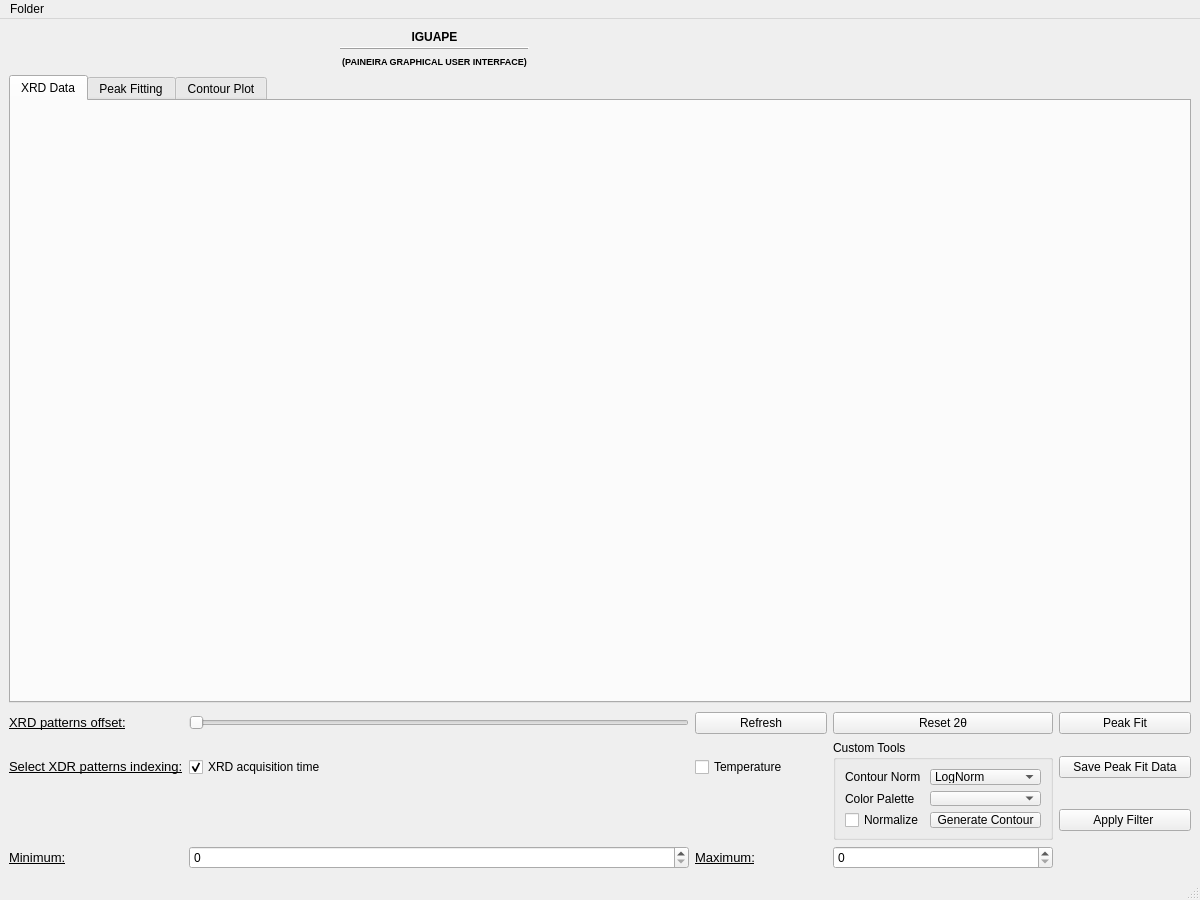
First picture: the form in Iguape/GUI/iguape_gui.ui, repository cnpem/iguape, before the edit.
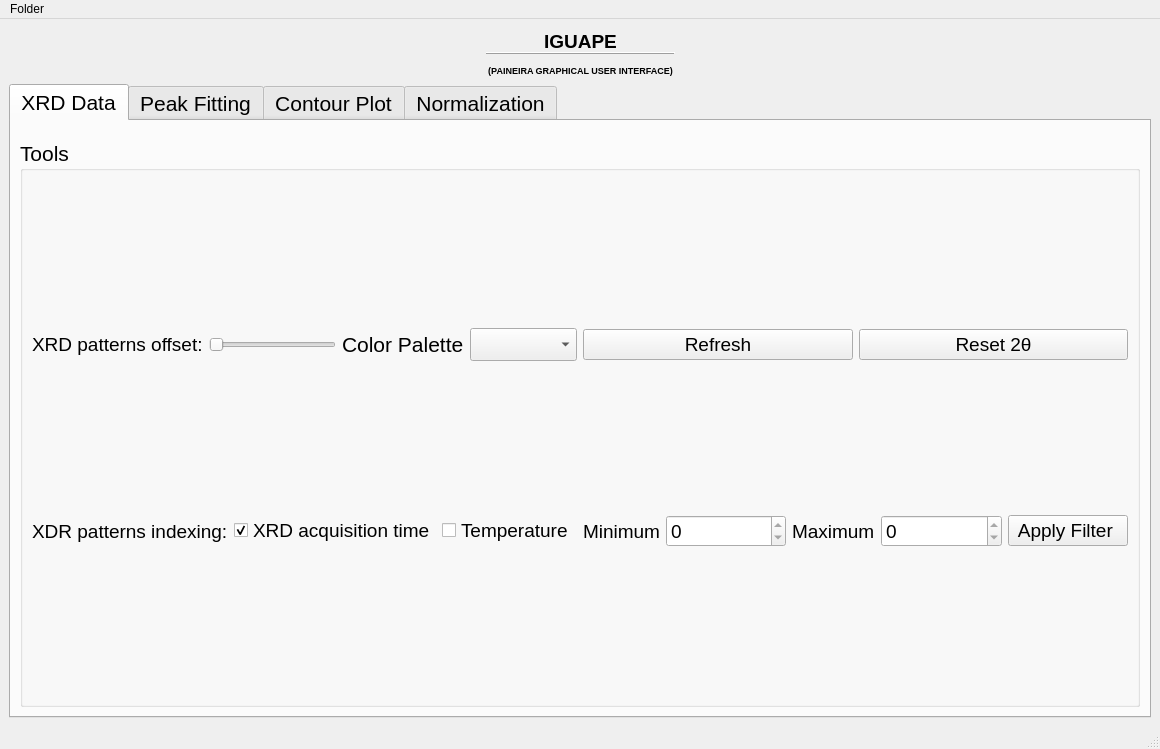
Second picture: the form after the edit. Icons and pictures are not drawn.

Commit message: Normalization Imolementation and Export Figure feature

What changed in the file:
```diff
--- a/Iguape/GUI/iguape_gui.ui
+++ b/Iguape/GUI/iguape_gui.ui
@@ -6,8 +6,8 @@
    <rect>
     <x>0</x>
     <y>0</y>
-    <width>1200</width>
-    <height>900</height>
+    <width>1160</width>
+    <height>749</height>
    </rect>
   </property>
   <property name="windowTitle">
@@ -15,7 +15,7 @@
   </property>
   <property name="windowIcon">
    <iconset>
-    <normaloff>Icons/Logo_IGUAPE.png</normaloff>Icons/Logo_IGUAPE.png</iconset>
+    <normaloff>../../../.designer/backup/Icons/Logo_IGUAPE.png</normaloff>../../../.designer/backup/Icons/Logo_IGUAPE.png</iconset>
   </property>
   <property name="styleSheet">
    <string notr="true"/>
@@ -34,11 +34,52 @@
             <height>50</height>
            </size>
           </property>
+          <property name="cursor">
+           <cursorShape>PointingHandCursor</cursorShape>
+          </property>
           <property name="text">
            <string/>
           </property>
           <property name="pixmap">
-           <pixmap>Icons/CNPEM-logo-colorido-2023_resize.png</pixmap>
+           <pixmap>../Icons/CNPEM-logo-colorido-2023_resize.png</pixmap>
+          </property>
+          <property name="openExternalLinks">
+           <bool>true</bool>
+          </property>
+         </widget>
+        </item>
+        <item>
+         <spacer name="horizontalSpacer_10">
+          <property name="orientation">
+           <enum>Qt::Horizontal</enum>
+          </property>
+          <property name="sizeHint" stdset="0">
+           <size>
+            <width>40</width>
+            <height>20</height>
+           </size>
+          </property>
+         </spacer>
+        </item>
+        <item>
+         <widget class="QLabel" name="iguape_logo">
+          <property name="maximumSize">
+           <size>
+            <width>100</width>
+            <height>70</height>
+           </size>
+          </property>
+          <property name="cursor">
+           <cursorShape>PointingHandCursor</cursorShape>
+          </property>
+          <property name="text">
+           <string/>
+          </property>
+          <property name="pixmap">
+           <pixmap>../Icons/Logo_IGUAPE_resized.png</pixmap>
+          </property>
+          <property name="openExternalLinks">
+           <bool>true</bool>
           </property>
          </widget>
         </item>
@@ -69,6 +110,11 @@
             <height>50</height>
            </size>
           </property>
+          <property name="font">
+           <font>
+            <pointsize>14</pointsize>
+           </font>
+          </property>
           <property name="frameShape">
            <enum>QFrame::HLine</enum>
           </property>
@@ -107,11 +153,14 @@
             <height>50</height>
            </size>
           </property>
+          <property name="cursor">
+           <cursorShape>PointingHandCursor</cursorShape>
+          </property>
           <property name="text">
            <string/>
           </property>
           <property name="pixmap">
-           <pixmap>Icons/LNLS_logo_resize.png</pixmap>
+           <pixmap>../Icons/LNLS_logo_resize.png</pixmap>
           </property>
           <property name="alignment">
            <set>Qt::AlignCenter</set>
@@ -132,18 +181,18 @@
          </spacer>
         </item>
         <item>
-         <widget class="QLabel" name="paineir_logo">
+         <widget class="QLabel" name="paineira_logo">
           <property name="maximumSize">
            <size>
             <width>70</width>
             <height>100</height>
            </size>
           </property>
-          <property name="text">
-           <string/>
+          <property name="cursor">
+           <cursorShape>PointingHandCursor</cursorShape>
           </property>
           <property name="pixmap">
-           <pixmap>Icons/Paineira_resize.png</pixmap>
+           <pixmap>../Icons/Paineira_resize.png</pixmap>
           </property>
           <property name="alignment">
            <set>Qt::AlignRight|Qt::AlignTrailing|Qt::AlignVCenter</set>
@@ -160,6 +209,11 @@
           <height>400</height>
          </size>
         </property>
+        <property name="font">
+         <font>
+          <pointsize>16</pointsize>
+         </font>
+        </property>
         <property name="currentIndex">
          <number>0</number>
         </property>
@@ -167,21 +221,17 @@
          <attribute name="title">
           <string>XRD Data</string>
          </attribute>
-        </widget>
-        <widget class="QWidget" name="peak_fit_tab">
-         <attribute name="title">
-          <string>Peak Fitting</string>
-         </attribute>
-        </widget>
-        <widget class="QWidget" name="contour_tab">
-         <attribute name="title">
-          <string>Contour Plot</string>
-         </attribute>
-        </widget>
-       </widget>
-      </item>
-      <item>
-       <spacer name="verticalSpacer">
+         <layout class="QGridLayout" name="gridLayout_4">
+          <item row="0" column="0">
+           <layout class="QVBoxLayout" name="XRD_data_layout"/>
+          </item>
+          <item row="1" column="0">
+           <spacer name="verticalSpacer_2">
+            <property name="font">
+             <font>
+              <pointsize>16</pointsize>
+             </font>
+            </property>
         <property name="orientation">
          <enum>Qt::Vertical</enum>
         </property>
@@ -191,76 +241,43 @@
         <property name="sizeHint" stdset="0">
          <size>
           <width>20</width>
-          <height>3</height>
+              <height>10</height>
          </size>
         </property>
        </spacer>
       </item>
-      <item>
+          <item row="2" column="0">
+           <widget class="QGroupBox" name="groupBox">
+            <property name="font">
+             <font>
+              <pointsize>16</pointsize>
+             </font>
+            </property>
+            <property name="title">
+             <string>Tools</string>
+            </property>
        <layout class="QGridLayout" name="gridLayout">
-        <item row="0" column="3">
-         <widget class="QPushButton" name="reset_button">
-          <property name="minimumSize">
-           <size>
-            <width>0</width>
-            <height>0</height>
-           </size>
-          </property>
-          <property name="maximumSize">
-           <size>
-            <width>16777215</width>
-            <height>16777215</height>
-           </size>
-          </property>
-          <property name="toolTip">
-           <string>Press to reset the 2θ interval to the deafult range</string>
-          </property>
+             <item row="0" column="0">
+              <layout class="QHBoxLayout" name="horizontalLayout_9">
+               <item>
+                <widget class="QLabel" name="offset_label">
+                 <property name="sizePolicy">
+                  <sizepolicy hsizetype="Minimum" vsizetype="Preferred">
+                   <horstretch>0</horstretch>
+                   <verstretch>0</verstretch>
+                  </sizepolicy>
+                 </property>
+                 <property name="font">
+                  <font>
+                   <pointsize>14</pointsize>
+                  </font>
+                 </property>
           <property name="text">
-           <string>Reset 2θ</string>
+                  <string>XRD patterns offset:</string>
           </property>
          </widget>
         </item>
-        <item row="0" column="4">
-         <widget class="QPushButton" name="peak_fit_button">
-          <property name="maximumSize">
-           <size>
-            <width>16777215</width>
-            <height>16777215</height>
-           </size>
-          </property>
-          <property name="toolTip">
-           <string>Press to open the Peak Fit Window</string>
-          </property>
-          <property name="text">
-           <string>Peak Fit</string>
-          </property>
-          <property name="icon">
-           <iconset>
-            <normaloff>Icons/peak_fit_icon.png</normaloff>Icons/peak_fit_icon.png</iconset>
-          </property>
-         </widget>
-        </item>
-        <item row="1" column="0">
-         <widget class="QLabel" name="index_label">
-          <property name="text">
-           <string>&lt;html&gt;&lt;head/&gt;&lt;body&gt;&lt;p&gt;&lt;span style=&quot; font-size:10pt; text-decoration: underline;&quot;&gt;Select XDR patterns indexing:&lt;/span&gt;&lt;/p&gt;&lt;/body&gt;&lt;/html&gt;</string>
-          </property>
-         </widget>
-        </item>
-        <item row="3" column="2">
-         <widget class="QLabel" name="max_filter_label">
-          <property name="maximumSize">
-           <size>
-            <width>16777215</width>
-            <height>16777215</height>
-           </size>
-          </property>
-          <property name="text">
-           <string>&lt;html&gt;&lt;head/&gt;&lt;body&gt;&lt;p&gt;&lt;span style=&quot; font-size:10pt; text-decoration: underline;&quot;&gt;Maximum:&lt;/span&gt;&lt;/p&gt;&lt;/body&gt;&lt;/html&gt;</string>
-          </property>
-         </widget>
-        </item>
-        <item row="0" column="1">
+               <item>
          <widget class="QSlider" name="offset_slider">
           <property name="maximumSize">
            <size>
@@ -268,12 +285,20 @@
             <height>16777215</height>
            </size>
           </property>
+                 <property name="font">
+                  <font>
+                   <pointsize>16</pointsize>
+                  </font>
+                 </property>
           <property name="toolTip">
            <string>Select the XRD patterns offset</string>
           </property>
           <property name="layoutDirection">
            <enum>Qt::LeftToRight</enum>
           </property>
+                 <property name="minimum">
+                  <number>1</number>
+                 </property>
           <property name="orientation">
            <enum>Qt::Horizontal</enum>
           </property>
@@ -285,8 +310,47 @@
           </property>
          </widget>
         </item>
-        <item row="1" column="4">
-         <widget class="QPushButton" name="save_peak_fit_data_button">
+               <item>
+                <widget class="QLabel" name="label_5">
+                 <property name="text">
+                  <string>Color Palette</string>
+                 </property>
+                </widget>
+               </item>
+               <item>
+                <widget class="QComboBox" name="color_pallete_comboBox_2"/>
+               </item>
+              </layout>
+             </item>
+             <item row="0" column="1">
+              <layout class="QHBoxLayout" name="horizontalLayout_6">
+               <item>
+                <widget class="QPushButton" name="refresh_button">
+                 <property name="maximumSize">
+                  <size>
+                   <width>16777215</width>
+                   <height>16777215</height>
+                  </size>
+                 </property>
+                 <property name="font">
+                  <font>
+                   <pointsize>14</pointsize>
+                  </font>
+                 </property>
+                 <property name="toolTip">
+                  <string>Press to refresh the graph with the new XRD patterns</string>
+                 </property>
+                 <property name="text">
+                  <string>Refresh</string>
+                 </property>
+                 <property name="icon">
+                  <iconset>
+                   <normaloff>../../../.designer/backup/Icons/Refresh_Icon.png</normaloff>../../../.designer/backup/Icons/Refresh_Icon.png</iconset>
+                 </property>
+                </widget>
+               </item>
+               <item>
+                <widget class="QPushButton" name="reset_button">
           <property name="minimumSize">
            <size>
             <width>0</width>
@@ -299,94 +363,42 @@
             <height>16777215</height>
            </size>
           </property>
-          <property name="toolTip">
-           <string>Press to save the data as a CSV file</string>
-          </property>
-          <property name="text">
-           <string>Save Peak Fit Data</string>
-          </property>
-          <property name="icon">
-           <iconset>
-            <normaloff>Icons/Save_Icon.png</normaloff>Icons/Save_Icon.png</iconset>
-          </property>
-         </widget>
-        </item>
-        <item row="2" column="4">
-         <widget class="QPushButton" name="filter_button">
-          <property name="maximumSize">
-           <size>
-            <width>16777215</width>
-            <height>16777215</height>
-           </size>
-          </property>
+                 <property name="font">
+                  <font>
+                   <pointsize>14</pointsize>
+                  </font>
+                 </property>
           <property name="toolTip">
-           <string>Press to apply the temperature/measure order range</string>
+                  <string>Press to reset the 2θ interval to the deafult range</string>
           </property>
           <property name="text">
-           <string>Apply Filter </string>
-          </property>
-          <property name="icon">
-           <iconset>
-            <normaloff>Icons/Filter_Icon.png</normaloff>Icons/Filter_Icon.png</iconset>
-          </property>
-         </widget>
-        </item>
-        <item row="3" column="3">
-         <widget class="QDoubleSpinBox" name="max_temp_doubleSpinBox_2">
-          <property name="maximumSize">
-           <size>
-            <width>16777215</width>
-            <height>16777215</height>
-           </size>
-          </property>
-          <property name="frame">
-           <bool>true</bool>
-          </property>
-          <property name="decimals">
-           <number>0</number>
-          </property>
-         </widget>
-        </item>
-        <item row="3" column="1">
-         <widget class="QDoubleSpinBox" name="min_temp_doubleSpinBox">
-          <property name="maximumSize">
-           <size>
-            <width>16777215</width>
-            <height>16777215</height>
-           </size>
-          </property>
-          <property name="decimals">
-           <number>0</number>
-          </property>
-         </widget>
-        </item>
-        <item row="3" column="0">
-         <widget class="QLabel" name="min_filter_label">
-          <property name="maximumSize">
-           <size>
-            <width>16777215</width>
-            <height>16777215</height>
-           </size>
-          </property>
+                  <string>Reset 2θ</string>
+                 </property>
+                </widget>
+               </item>
+              </layout>
+             </item>
+             <item row="1" column="0">
+              <layout class="QHBoxLayout" name="horizontalLayout_7">
+               <item>
+                <widget class="QLabel" name="index_label">
+                 <property name="sizePolicy">
+                  <sizepolicy hsizetype="Minimum" vsizetype="Preferred">
+                   <horstretch>0</horstretch>
+                   <verstretch>0</verstretch>
+                  </sizepolicy>
+                 </property>
+                 <property name="font">
+                  <font>
+                   <pointsize>14</pointsize>
+                  </font>
+                 </property>
           <property name="text">
-           <string>&lt;html&gt;&lt;head/&gt;&lt;body&gt;&lt;p&gt;&lt;span style=&quot; font-size:10pt; text-decoration: underline;&quot;&gt;Minimum:&lt;/span&gt;&lt;/p&gt;&lt;/body&gt;&lt;/html&gt;</string>
+                  <string>XDR patterns indexing:</string>
           </property>
          </widget>
         </item>
-        <item row="1" column="2">
-         <widget class="QCheckBox" name="temperature_checkbox">
-          <property name="maximumSize">
-           <size>
-            <width>16777215</width>
-            <height>16777215</height>
-           </size>
-          </property>
-          <property name="text">
-           <string>Temperature</string>
-          </property>
-         </widget>
-        </item>
-        <item row="1" column="1">
+               <item>
          <widget class="QCheckBox" name="XRD_measure_order_checkbox">
           <property name="maximumSize">
            <size>
@@ -394,6 +406,11 @@
             <height>16777215</height>
            </size>
           </property>
+                 <property name="font">
+                  <font>
+                   <pointsize>14</pointsize>
+                  </font>
+                 </property>
           <property name="text">
            <string>XRD acquisition time</string>
           </property>
@@ -408,15 +425,206 @@
           </property>
          </widget>
         </item>
+               <item>
+                <widget class="QCheckBox" name="temperature_checkbox">
+                 <property name="maximumSize">
+                  <size>
+                   <width>16777215</width>
+                   <height>16777215</height>
+                  </size>
+                 </property>
+                 <property name="font">
+                  <font>
+                   <pointsize>14</pointsize>
+                  </font>
+                 </property>
+                 <property name="text">
+                  <string>Temperature</string>
+                 </property>
+                </widget>
+               </item>
+              </layout>
+             </item>
+             <item row="1" column="1">
+              <layout class="QHBoxLayout" name="horizontalLayout_8">
+               <item>
+                <widget class="QLabel" name="min_filter_label">
+                 <property name="maximumSize">
+                  <size>
+                   <width>16777215</width>
+                   <height>16777215</height>
+                  </size>
+                 </property>
+                 <property name="font">
+                  <font>
+                   <pointsize>14</pointsize>
+                  </font>
+                 </property>
+                 <property name="text">
+                  <string>Minimum</string>
+                 </property>
+                </widget>
+               </item>
+               <item>
+                <widget class="QDoubleSpinBox" name="min_temp_doubleSpinBox">
+                 <property name="sizePolicy">
+                  <sizepolicy hsizetype="Expanding" vsizetype="Fixed">
+                   <horstretch>0</horstretch>
+                   <verstretch>0</verstretch>
+                  </sizepolicy>
+                 </property>
+                 <property name="maximumSize">
+                  <size>
+                   <width>16777215</width>
+                   <height>16777215</height>
+                  </size>
+                 </property>
+                 <property name="font">
+                  <font>
+                   <pointsize>14</pointsize>
+                  </font>
+                 </property>
+                 <property name="readOnly">
+                  <bool>true</bool>
+                 </property>
+                 <property name="decimals">
+                  <number>0</number>
+                 </property>
+                </widget>
+               </item>
+               <item>
+                <widget class="QLabel" name="max_filter_label">
+                 <property name="maximumSize">
+                  <size>
+                   <width>16777215</width>
+                   <height>16777215</height>
+                  </size>
+                 </property>
+                 <property name="font">
+                  <font>
+                   <pointsize>14</pointsize>
+                  </font>
+                 </property>
+                 <property name="text">
+                  <string>Maximum</string>
+                 </property>
+                </widget>
+               </item>
+               <item>
+                <widget class="QDoubleSpinBox" name="max_temp_doubleSpinBox">
+                 <property name="sizePolicy">
+                  <sizepolicy hsizetype="Expanding" vsizetype="Fixed">
+                   <horstretch>0</horstretch>
+                   <verstretch>0</verstretch>
+                  </sizepolicy>
+                 </property>
+                 <property name="maximumSize">
+                  <size>
+                   <width>16777215</width>
+                   <height>16777215</height>
+                  </size>
+                 </property>
+                 <property name="font">
+                  <font>
+                   <pointsize>14</pointsize>
+                  </font>
+                 </property>
+                 <property name="frame">
+                  <bool>true</bool>
+                 </property>
+                 <property name="readOnly">
+                  <bool>true</bool>
+                 </property>
+                 <property name="decimals">
+                  <number>0</number>
+                 </property>
+                </widget>
+               </item>
+               <item>
+                <widget class="QPushButton" name="filter_button">
+                 <property name="sizePolicy">
+                  <sizepolicy hsizetype="Expanding" vsizetype="Fixed">
+                   <horstretch>0</horstretch>
+                   <verstretch>0</verstretch>
+                  </sizepolicy>
+                 </property>
+                 <property name="maximumSize">
+                  <size>
+                   <width>16777215</width>
+                   <height>16777215</height>
+                  </size>
+                 </property>
+                 <property name="font">
+                  <font>
+                   <pointsize>14</pointsize>
+                  </font>
+                 </property>
+                 <property name="toolTip">
+                  <string>Press to apply the temperature/measure order range</string>
+                 </property>
+                 <property name="text">
+                  <string>Apply Filter </string>
+                 </property>
+                 <property name="icon">
+                  <iconset>
+                   <normaloff>../../../.designer/backup/Icons/Filter_Icon.png</normaloff>../../../.designer/backup/Icons/Filter_Icon.png</iconset>
+                 </property>
+                </widget>
+               </item>
+              </layout>
+             </item>
+            </layout>
+           </widget>
+          </item>
+         </layout>
+        </widget>
+        <widget class="QWidget" name="peak_fit_tab">
+         <attribute name="title">
+          <string>Peak Fitting</string>
+         </attribute>
+         <layout class="QGridLayout" name="gridLayout_5">
         <item row="0" column="0">
-         <widget class="QLabel" name="offset_label">
-          <property name="text">
-           <string>&lt;html&gt;&lt;head/&gt;&lt;body&gt;&lt;p&gt;&lt;span style=&quot; font-size:10pt; text-decoration: underline;&quot;&gt;XRD patterns offset:&lt;/span&gt;&lt;/p&gt;&lt;/body&gt;&lt;/html&gt;</string>
-          </property>
-         </widget>
-        </item>
-        <item row="0" column="2">
-         <widget class="QPushButton" name="refresh_button">
+           <layout class="QVBoxLayout" name="peak_fit_layout"/>
+          </item>
+          <item row="1" column="0">
+           <spacer name="verticalSpacer">
+            <property name="orientation">
+             <enum>Qt::Vertical</enum>
+            </property>
+            <property name="sizeType">
+             <enum>QSizePolicy::Fixed</enum>
+            </property>
+            <property name="sizeHint" stdset="0">
+             <size>
+              <width>20</width>
+              <height>20</height>
+             </size>
+            </property>
+           </spacer>
+          </item>
+          <item row="2" column="0">
+           <layout class="QHBoxLayout" name="horizontalLayout_2">
+            <item>
+             <spacer name="horizontalSpacer_4">
+              <property name="orientation">
+               <enum>Qt::Horizontal</enum>
+              </property>
+              <property name="sizeHint" stdset="0">
+               <size>
+                <width>40</width>
+                <height>20</height>
+               </size>
+              </property>
+             </spacer>
+            </item>
+            <item>
+             <widget class="QPushButton" name="save_peak_fit_data_button">
+              <property name="minimumSize">
+               <size>
+                <width>0</width>
+                <height>0</height>
+               </size>
+              </property>
           <property name="maximumSize">
            <size>
             <width>16777215</width>
@@ -424,33 +632,83 @@
            </size>
           </property>
           <property name="toolTip">
-           <string>Press to refresh the graph with the new XRD patterns</string>
+               <string>Press to save the data as a CSV file</string>
           </property>
           <property name="text">
-           <string>Refresh</string>
+               <string>Save Peak Fit Data</string>
           </property>
           <property name="icon">
            <iconset>
-            <normaloff>Icons/Refresh_Icon.png</normaloff>Icons/Refresh_Icon.png</iconset>
+                <normaloff>../../../.designer/backup/Icons/Save_Icon.png</normaloff>../../../.designer/backup/Icons/Save_Icon.png</iconset>
           </property>
          </widget>
         </item>
-        <item row="1" column="3" rowspan="2">
-         <widget class="QGroupBox" name="groupBox">
+            <item>
+             <widget class="QPushButton" name="peak_fit_button">
           <property name="maximumSize">
            <size>
             <width>16777215</width>
-            <height>100</height>
-           </size>
-          </property>
-          <property name="title">
-           <string>Custom Tools</string>
-          </property>
+                <height>16777215</height>
+               </size>
+              </property>
+              <property name="toolTip">
+               <string>Press to open the Peak Fit Window</string>
+              </property>
+              <property name="text">
+               <string>Peak Fit</string>
+              </property>
+              <property name="icon">
+               <iconset>
+                <normaloff>../../../.designer/backup/Icons/peak_fit_icon.png</normaloff>../../../.designer/backup/Icons/peak_fit_icon.png</iconset>
+              </property>
+             </widget>
+            </item>
+            <item>
+             <spacer name="horizontalSpacer_5">
+              <property name="orientation">
+               <enum>Qt::Horizontal</enum>
+              </property>
+              <property name="sizeHint" stdset="0">
+               <size>
+                <width>40</width>
+                <height>20</height>
+               </size>
+              </property>
+             </spacer>
+            </item>
+           </layout>
+          </item>
+         </layout>
+        </widget>
+        <widget class="QWidget" name="contour_tab">
+         <attribute name="title">
+          <string>Contour Plot</string>
+         </attribute>
           <layout class="QGridLayout" name="gridLayout_2">
            <item row="0" column="0">
-            <layout class="QFormLayout" name="formLayout">
+           <layout class="QVBoxLayout" name="contour_layout"/>
+          </item>
+          <item row="1" column="0">
+           <widget class="QGroupBox" name="groupBox_2">
+            <property name="maximumSize">
+             <size>
+              <width>16777215</width>
+              <height>16777215</height>
+             </size>
+            </property>
+            <property name="title">
+             <string>Tools</string>
+            </property>
+            <layout class="QGridLayout" name="gridLayout_6">
+             <item row="0" column="0">
+              <widget class="QLabel" name="label_3">
+               <property name="text">
+                <string>Contour Norm</string>
+               </property>
+              </widget>
+             </item>
              <item row="0" column="1">
-              <widget class="QComboBox" name="comboBox">
+              <widget class="QComboBox" name="norm_comboBox">
                <item>
                 <property name="text">
                  <string>LogNorm</string>
@@ -468,31 +726,26 @@
                </item>
               </widget>
              </item>
-             <item row="0" column="0">
-              <widget class="QLabel" name="label_2">
-               <property name="text">
-                <string>Contour Norm</string>
+             <item row="0" column="2">
+              <widget class="QLabel" name="label_4">
+               <property name="maximumSize">
+                <size>
+                 <width>16777215</width>
+                 <height>16777215</height>
+                </size>
                </property>
-              </widget>
-             </item>
-             <item row="1" column="0">
-              <widget class="QLabel" name="label">
                <property name="text">
                 <string>Color Palette</string>
                </property>
-              </widget>
-             </item>
-             <item row="1" column="1">
-              <widget class="QComboBox" name="comboBox_2"/>
-             </item>
-             <item row="2" column="0">
-              <widget class="QCheckBox" name="normalize_checkBox">
-               <property name="text">
-                <string>Normalize</string>
+               <property name="alignment">
+                <set>Qt::AlignRight|Qt::AlignTrailing|Qt::AlignVCenter</set>
                </property>
               </widget>
              </item>
-             <item row="2" column="1">
+             <item row="0" column="3">
+              <widget class="QComboBox" name="color_pallete_comboBox"/>
+             </item>
+             <item row="0" column="4">
               <widget class="QPushButton" name="contour_button">
                <property name="text">
                 <string>Generate Contour</string>
@@ -500,11 +753,83 @@
               </widget>
              </item>
             </layout>
+           </widget>
            </item>
           </layout>
          </widget>
-        </item>
-       </layout>
+        <widget class="QWidget" name="normalization_tab">
+         <attribute name="title">
+          <string>Normalization</string>
+         </attribute>
+         <layout class="QGridLayout" name="gridLayout_7">
+          <item row="0" column="0">
+           <layout class="QVBoxLayout" name="normalization_layout"/>
+          </item>
+          <item row="1" column="0">
+           <layout class="QHBoxLayout" name="horizontalLayout_3">
+            <item>
+             <spacer name="horizontalSpacer_6">
+              <property name="orientation">
+               <enum>Qt::Horizontal</enum>
+              </property>
+              <property name="sizeHint" stdset="0">
+               <size>
+                <width>40</width>
+                <height>20</height>
+               </size>
+              </property>
+             </spacer>
+            </item>
+            <item>
+             <widget class="QLabel" name="label">
+              <property name="text">
+               <string>XRD patterns offset:</string>
+              </property>
+             </widget>
+            </item>
+            <item>
+             <widget class="QSlider" name="norm_offset_slider">
+              <property name="minimum">
+               <number>1</number>
+              </property>
+              <property name="value">
+               <number>70</number>
+              </property>
+              <property name="orientation">
+               <enum>Qt::Horizontal</enum>
+              </property>
+             </widget>
+            </item>
+            <item>
+             <widget class="QPushButton" name="normalize_button">
+              <property name="font">
+               <font>
+                <pointsize>14</pointsize>
+               </font>
+              </property>
+              <property name="text">
+               <string>Generate Normalization Plot</string>
+              </property>
+             </widget>
+            </item>
+            <item>
+             <spacer name="horizontalSpacer_7">
+              <property name="orientation">
+               <enum>Qt::Horizontal</enum>
+              </property>
+              <property name="sizeHint" stdset="0">
+               <size>
+                <width>40</width>
+                <height>20</height>
+               </size>
+              </property>
+             </spacer>
+            </item>
+           </layout>
+          </item>
+         </layout>
+        </widget>
+       </widget>
       </item>
      </layout>
     </item>
@@ -515,7 +840,7 @@
     <rect>
      <x>0</x>
      <y>0</y>
-     <width>1200</width>
+     <width>1160</width>
      <height>20</height>
     </rect>
    </property>
@@ -524,6 +849,7 @@
      <string>Folder</string>
     </property>
     <addaction name="actionOpen_New_Folder"/>
+    <addaction name="actionExport_Figure"/>
     <addaction name="separator"/>
     <addaction name="actionAbout"/>
     <addaction name="actionHelp"/>
@@ -546,6 +872,11 @@
     <string>Help</string>
    </property>
   </action>
+  <action name="actionExport_Figure">
+   <property name="text">
+    <string>Export Figure</string>
+   </property>
+  </action>
  </widget>
  <resources/>
  <connections/>
```
Lines whose indentation alone changed are shown as unchanged. The commit also changes 23 other files.
